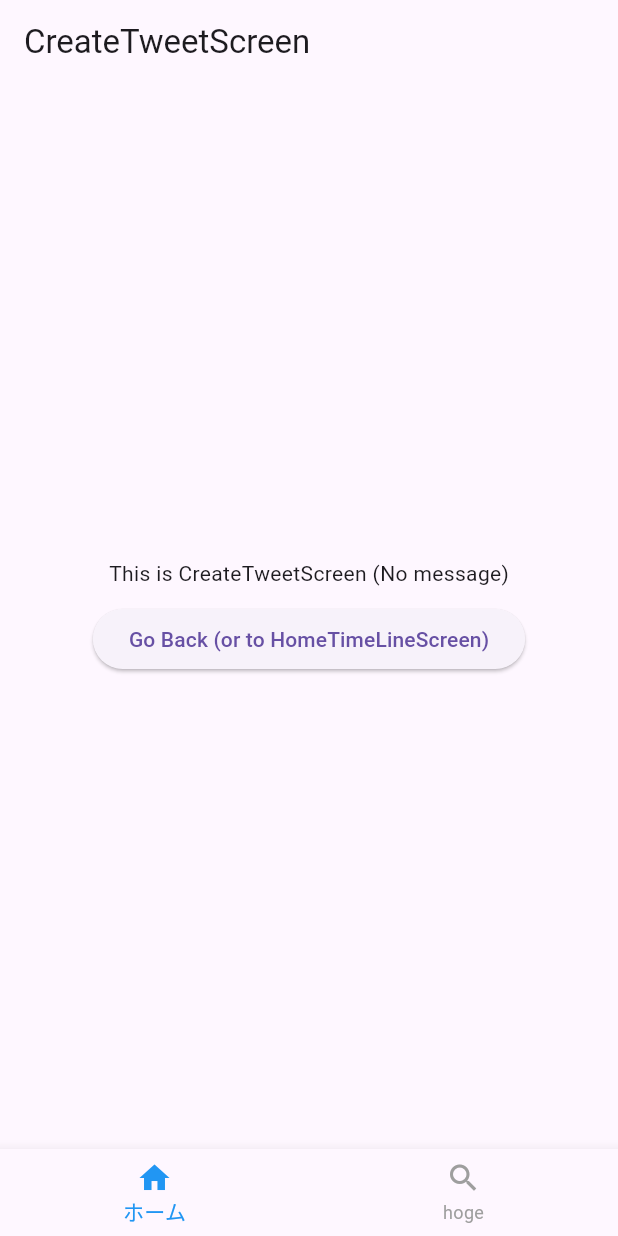
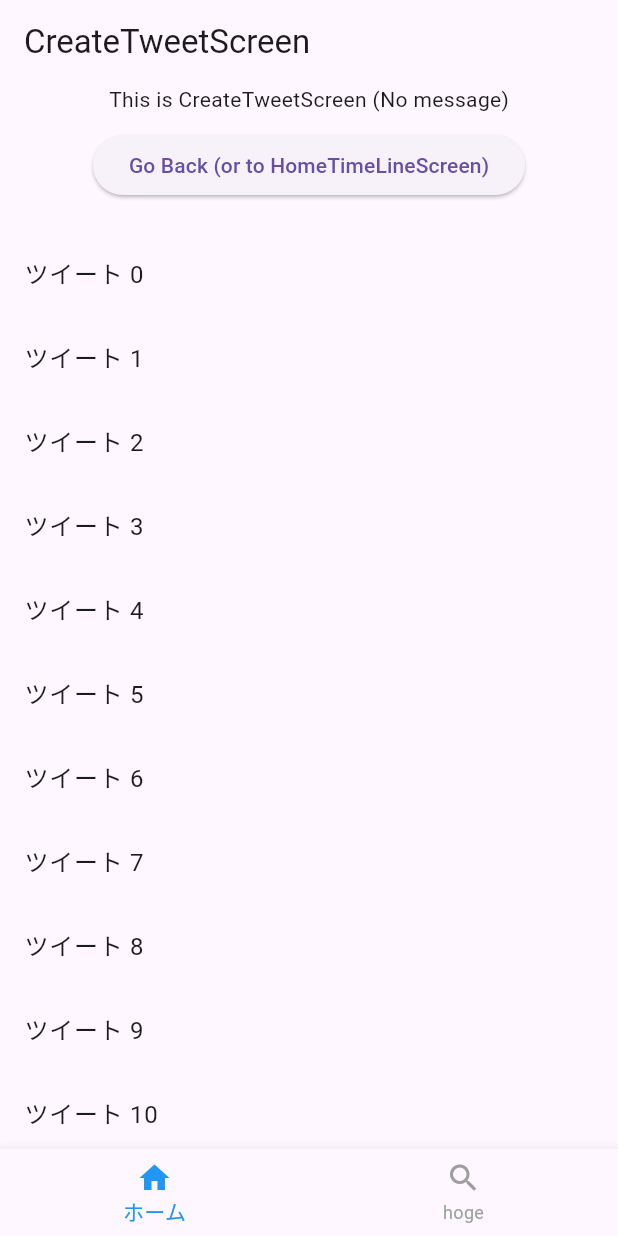
Before and after one commit to YuukiTakahashi-QNQ/sns-app, a Flutter app: the CreateTweetScreen screen opened by its route, on a phone screen of 412 x 824 dp. Run offline on Flutter 3.47's test engine with Material 3 defaults, Android fonts, the phone set to English and light mode, and no system bars; our stand-ins replace firebase_core, flutter_riverpod, go_router; accounts and stored records are empty.

Commit message:
add : List

```diff
--- a/lib/features/tweet/presentation/pages/create_tweet_screen.dart
+++ b/lib/features/tweet/presentation/pages/create_tweet_screen.dart
@@ -9,6 +9,8 @@ class CreateTweetScreen extends ConsumerWidget {
 
   @override
   Widget build(BuildContext context, WidgetRef ref) {
+    final tweets = List.generate(20, (i) => 'ツイート $i');
+
     return Scaffold(
       appBar: AppBar(title: const Text('CreateTweetScreen')),
       body: Center(
@@ -27,6 +29,25 @@ class CreateTweetScreen extends ConsumerWidget {
               },
               child: const Text('Go Back (or to HomeTimeLineScreen)'),
             ),
+            const SizedBox(height: 20),
+
+            // ツイート一覧を表示
+            Expanded(
+              child: ListView.builder(
+                itemCount: tweets.length,
+                itemBuilder: (context, index) {
+                  return ListTile(
+                    title: Text(tweets[index]),
+                    onTap: () {
+                      // ツイートをタップしたときの処理
+                      ScaffoldMessenger.of(context).showSnackBar(
+                        SnackBar(content: Text('Tapped on ${tweets[index]}')),
+                      );
+                    },
+                  );
+                },
+              ),
+            ),
           ],
         ),
       ),
```
